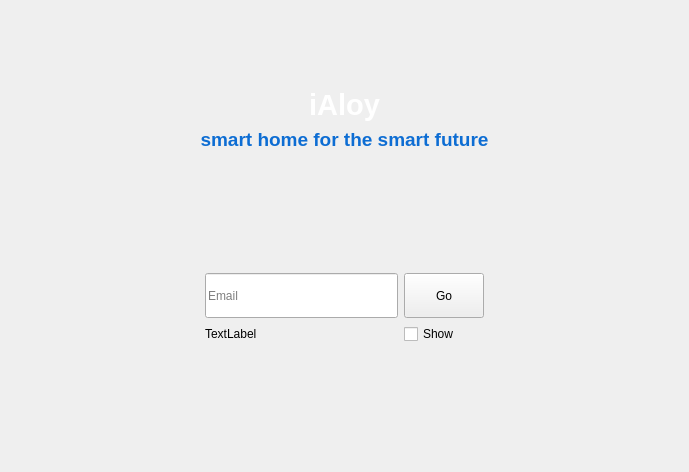
Above: resource/ui/mainwindow.ui from arghyabi/iAloy_old_desktop_app before the change. Below: the same form after it.
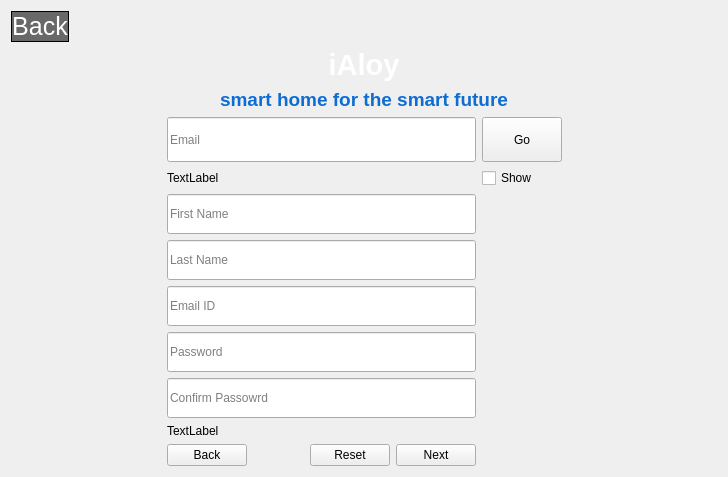
That is the form after the change.

Commit message: Registration section successfully implemented Registration section added, ui and api updated.

Patch:
```diff
--- a/resource/ui/mainwindow.ui
+++ b/resource/ui/mainwindow.ui
@@ -6,7 +6,7 @@
    <rect>
     <x>0</x>
     <y>0</y>
-    <width>689</width>
+    <width>728</width>
     <height>472</height>
    </rect>
   </property>
@@ -18,6 +18,51 @@
   </property>
   <widget class="QWidget" name="centralWidget">
    <layout class="QVBoxLayout" name="verticalLayout">
+    <item>
+     <layout class="QHBoxLayout" name="horizontalLayout">
+      <item>
+       <widget class="QPushButton" name="pushButton">
+        <property name="minimumSize">
+         <size>
+          <width>0</width>
+          <height>0</height>
+         </size>
+        </property>
+        <property name="baseSize">
+         <size>
+          <width>50</width>
+          <height>50</height>
+         </size>
+        </property>
+        <property name="styleSheet">
+         <string notr="true">background-color: rgb(104, 104, 104);
+border: 1px solid black;
+border-radius: 150px;
+color: rgb(255, 255, 255);
+font-size: 25px;
+
+</string>
+        </property>
+        <property name="text">
+         <string>Back</string>
+        </property>
+       </widget>
+      </item>
+      <item>
+       <spacer name="horizontalSpacer_3">
+        <property name="orientation">
+         <enum>Qt::Horizontal</enum>
+        </property>
+        <property name="sizeHint" stdset="0">
+         <size>
+          <width>40</width>
+          <height>20</height>
+         </size>
+        </property>
+       </spacer>
+      </item>
+     </layout>
+    </item>
     <item>
      <spacer name="verticalSpacer_3">
       <property name="orientation">
@@ -26,13 +71,23 @@
       <property name="sizeHint" stdset="0">
        <size>
         <width>20</width>
-        <height>40</height>
+        <height>107</height>
        </size>
       </property>
      </spacer>
     </item>
     <item>
      <layout class="QGridLayout" name="gridLayout_2">
+      <item row="1" column="0">
+       <widget class="QLabel" name="iAloy_subheading">
+        <property name="text">
+         <string>&lt;html&gt;&lt;head/&gt;&lt;body&gt;&lt;p&gt;&lt;span style=&quot; font-size:14pt; font-weight:600; color:#0d6dd3;&quot;&gt;smart home for the smart future&lt;/span&gt;&lt;/p&gt;&lt;/body&gt;&lt;/html&gt;</string>
+        </property>
+        <property name="alignment">
+         <set>Qt::AlignCenter</set>
+        </property>
+       </widget>
+      </item>
       <item row="0" column="0">
        <widget class="QLabel" name="iAloy_heading">
         <property name="text">
@@ -43,16 +98,6 @@
         </property>
        </widget>
       </item>
-      <item row="1" column="0">
-       <widget class="QLabel" name="iAloy_subheading">
-        <property name="text">
-         <string>&lt;html&gt;&lt;head/&gt;&lt;body&gt;&lt;p&gt;&lt;span style=&quot; font-size:14pt; font-weight:600; color:#0d6dd3;&quot;&gt;smart home for the smart future&lt;/span&gt;&lt;/p&gt;&lt;/body&gt;&lt;/html&gt;</string>
-        </property>
-        <property name="alignment">
-         <set>Qt::AlignCenter</set>
-        </property>
-       </widget>
-      </item>
      </layout>
     </item>
     <item>
@@ -63,13 +108,100 @@
       <property name="sizeHint" stdset="0">
        <size>
         <width>20</width>
-        <height>40</height>
+        <height>108</height>
        </size>
       </property>
      </spacer>
     </item>
     <item>
      <layout class="QGridLayout" name="gridLayout">
+      <item row="11" column="1">
+       <spacer name="verticalSpacer_2">
+        <property name="orientation">
+         <enum>Qt::Vertical</enum>
+        </property>
+        <property name="sizeHint" stdset="0">
+         <size>
+          <width>309</width>
+          <height>13</height>
+         </size>
+        </property>
+       </spacer>
+      </item>
+      <item row="9" column="1">
+       <widget class="QLabel" name="form_status_label">
+        <property name="text">
+         <string>TextLabel</string>
+        </property>
+       </widget>
+      </item>
+      <item row="10" column="1">
+       <layout class="QGridLayout" name="gridLayout_4">
+        <item row="0" column="3">
+         <widget class="QPushButton" name="form_next_btn">
+          <property name="text">
+           <string>Next</string>
+          </property>
+         </widget>
+        </item>
+        <item row="0" column="0">
+         <widget class="QPushButton" name="form_back_btn">
+          <property name="text">
+           <string>Back</string>
+          </property>
+         </widget>
+        </item>
+        <item row="0" column="2">
+         <widget class="QPushButton" name="form_reset_btn">
+          <property name="text">
+           <string>Reset</string>
+          </property>
+         </widget>
+        </item>
+        <item row="0" column="1">
+         <spacer name="horizontalSpacer_4">
+          <property name="orientation">
+           <enum>Qt::Horizontal</enum>
+          </property>
+          <property name="sizeHint" stdset="0">
+           <size>
+            <width>40</width>
+            <height>20</height>
+           </size>
+          </property>
+         </spacer>
+        </item>
+       </layout>
+      </item>
+      <item row="6" column="1">
+       <widget class="QLineEdit" name="password_edit">
+        <property name="minimumSize">
+         <size>
+          <width>0</width>
+          <height>40</height>
+         </size>
+        </property>
+        <property name="placeholderText">
+         <string>Password</string>
+        </property>
+       </widget>
+      </item>
+      <item row="1" column="0">
+       <spacer name="horizontalSpacer">
+        <property name="orientation">
+         <enum>Qt::Horizontal</enum>
+        </property>
+        <property name="sizeType">
+         <enum>QSizePolicy::MinimumExpanding</enum>
+        </property>
+        <property name="sizeHint" stdset="0">
+         <size>
+          <width>20</width>
+          <height>20</height>
+         </size>
+        </property>
+       </spacer>
+      </item>
       <item row="1" column="3">
        <spacer name="horizontalSpacer_2">
         <property name="orientation">
@@ -87,22 +219,15 @@
        </spacer>
       </item>
       <item row="3" column="1">
-       <spacer name="verticalSpacer_2">
-        <property name="orientation">
-         <enum>Qt::Vertical</enum>
-        </property>
-        <property name="sizeHint" stdset="0">
+       <widget class="QLineEdit" name="f_name_edit">
+        <property name="minimumSize">
          <size>
-          <width>20</width>
+          <width>0</width>
           <height>40</height>
          </size>
         </property>
-       </spacer>
-      </item>
-      <item row="2" column="1">
-       <widget class="QLabel" name="status_label">
-        <property name="text">
-         <string>TextLabel</string>
+        <property name="placeholderText">
+         <string>First Name</string>
         </property>
        </widget>
       </item>
@@ -125,6 +250,39 @@
         </property>
        </widget>
       </item>
+      <item row="2" column="1">
+       <widget class="QLabel" name="status_label">
+        <property name="text">
+         <string>TextLabel</string>
+        </property>
+       </widget>
+      </item>
+      <item row="4" column="1">
+       <widget class="QLineEdit" name="l_name_edit">
+        <property name="minimumSize">
+         <size>
+          <width>0</width>
+          <height>40</height>
+         </size>
+        </property>
+        <property name="placeholderText">
+         <string>Last Name</string>
+        </property>
+       </widget>
+      </item>
+      <item row="5" column="1">
+       <widget class="QLineEdit" name="email_id_edit">
+        <property name="minimumSize">
+         <size>
+          <width>0</width>
+          <height>40</height>
+         </size>
+        </property>
+        <property name="placeholderText">
+         <string>Email ID</string>
+        </property>
+       </widget>
+      </item>
       <item row="0" column="1">
        <spacer name="verticalSpacer">
         <property name="orientation">
@@ -132,19 +290,12 @@
         </property>
         <property name="sizeHint" stdset="0">
          <size>
-          <width>20</width>
-          <height>40</height>
+          <width>309</width>
+          <height>13</height>
          </size>
         </property>
        </spacer>
       </item>
-      <item row="2" column="2">
-       <widget class="QCheckBox" name="passsword_toggle">
-        <property name="text">
-         <string>Show</string>
-        </property>
-       </widget>
-      </item>
       <item row="1" column="2">
        <widget class="QPushButton" name="submit_button">
         <property name="minimumSize">
@@ -158,21 +309,25 @@
         </property>
        </widget>
       </item>
-      <item row="1" column="0">
-       <spacer name="horizontalSpacer">
-        <property name="orientation">
-         <enum>Qt::Horizontal</enum>
+      <item row="2" column="2">
+       <widget class="QCheckBox" name="passsword_toggle">
+        <property name="text">
+         <string>Show</string>
         </property>
-        <property name="sizeType">
-         <enum>QSizePolicy::MinimumExpanding</enum>
-        </property>
-        <property name="sizeHint" stdset="0">
+       </widget>
+      </item>
+      <item row="8" column="1">
+       <widget class="QLineEdit" name="c_password_edit">
+        <property name="minimumSize">
          <size>
-          <width>20</width>
-          <height>20</height>
+          <width>0</width>
+          <height>40</height>
          </size>
         </property>
-       </spacer>
+        <property name="placeholderText">
+         <string>Confirm Passowrd</string>
+        </property>
+       </widget>
       </item>
      </layout>
     </item>
@@ -184,7 +339,7 @@
       <property name="sizeHint" stdset="0">
        <size>
         <width>20</width>
-        <height>40</height>
+        <height>107</height>
        </size>
       </property>
      </spacer>
```
Left out of the diff: 19 changed lines with no effect on the pictures. The commit also changes 4 other files.
